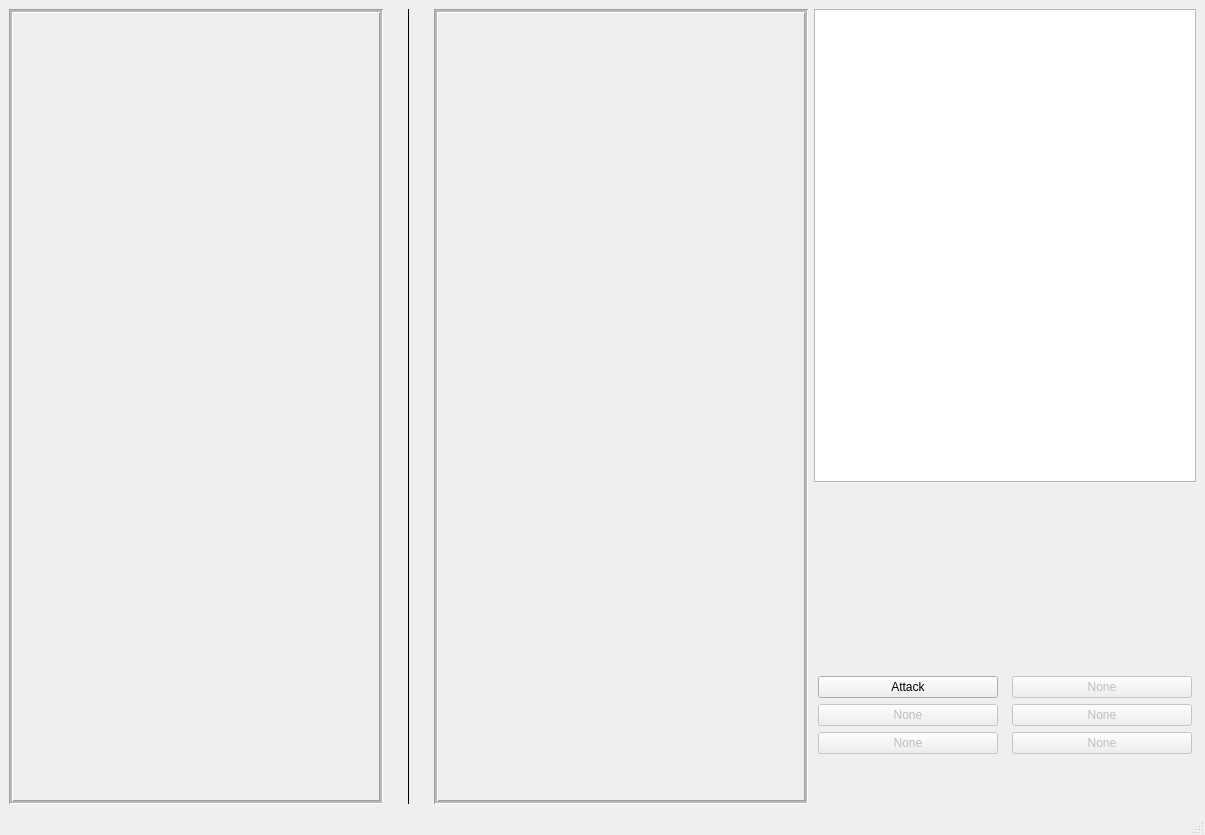
Qt form battle.ui (Gekoga1/Project-Creators) before a commit.
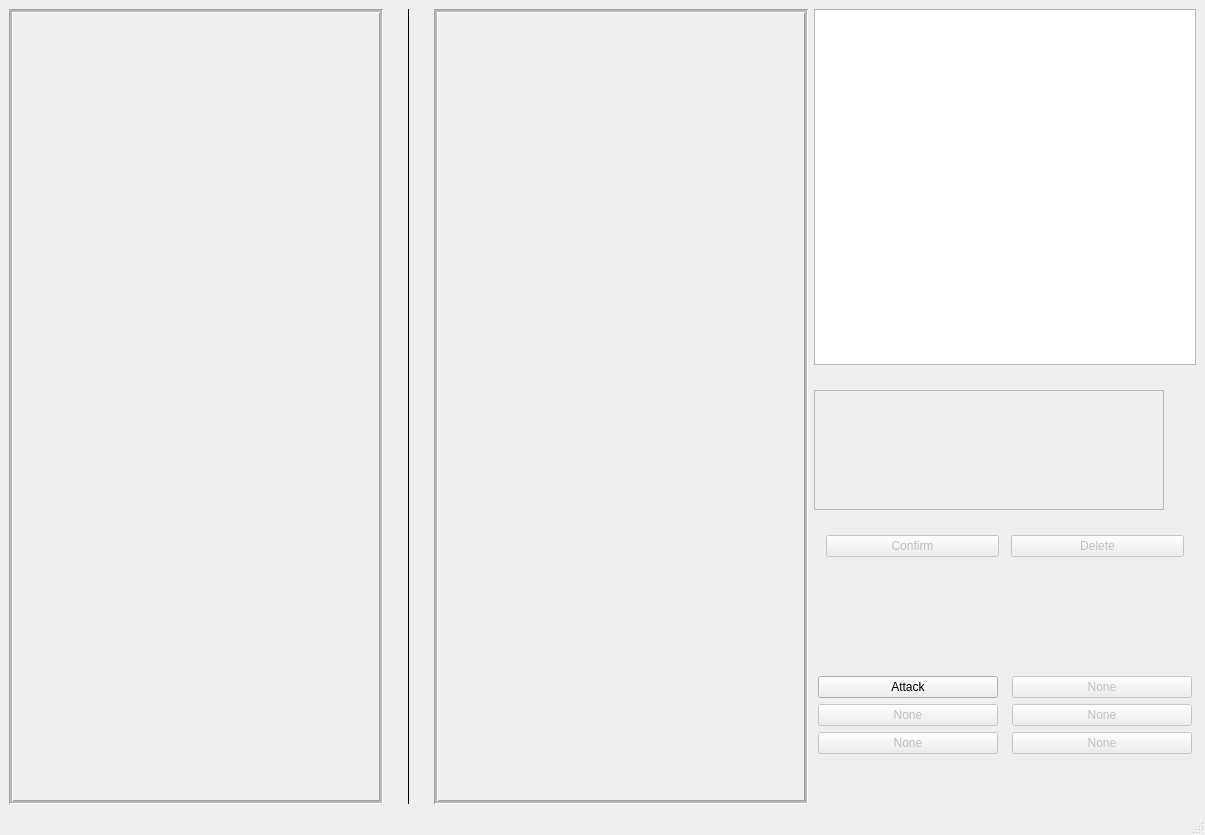
The same form after that commit.

Diff of the .ui file:
```diff
--- a/battle.ui
+++ b/battle.ui
@@ -159,7 +159,7 @@
       <item>
        <layout class="QVBoxLayout" name="verticalLayout_3">
         <property name="spacing">
-         <number>50</number>
+         <number>25</number>
         </property>
         <property name="bottomMargin">
          <number>50</number>
@@ -186,6 +186,66 @@
           </property>
          </widget>
         </item>
+        <item>
+         <widget class="QListWidget" name="TargetList">
+          <property name="enabled">
+           <bool>false</bool>
+          </property>
+          <property name="maximumSize">
+           <size>
+            <width>350</width>
+            <height>120</height>
+           </size>
+          </property>
+          <property name="font">
+           <font>
+            <family>Arial</family>
+           </font>
+          </property>
+         </widget>
+        </item>
+        <item>
+         <layout class="QGridLayout" name="gridLayout_2">
+          <property name="sizeConstraint">
+           <enum>QLayout::SetDefaultConstraint</enum>
+          </property>
+          <property name="spacing">
+           <number>0</number>
+          </property>
+          <item row="2" column="0">
+           <widget class="QPushButton" name="TargetConfirm">
+            <property name="enabled">
+             <bool>false</bool>
+            </property>
+            <property name="maximumSize">
+             <size>
+              <width>173</width>
+              <height>35</height>
+             </size>
+            </property>
+            <property name="text">
+             <string>Confirm</string>
+            </property>
+           </widget>
+          </item>
+          <item row="2" column="1">
+           <widget class="QPushButton" name="TargetDelete">
+            <property name="enabled">
+             <bool>false</bool>
+            </property>
+            <property name="maximumSize">
+             <size>
+              <width>173</width>
+              <height>35</height>
+             </size>
+            </property>
+            <property name="text">
+             <string>Delete</string>
+            </property>
+           </widget>
+          </item>
+         </layout>
+        </item>
         <item>
          <layout class="QVBoxLayout" name="verticalLayout">
           <item>
```
